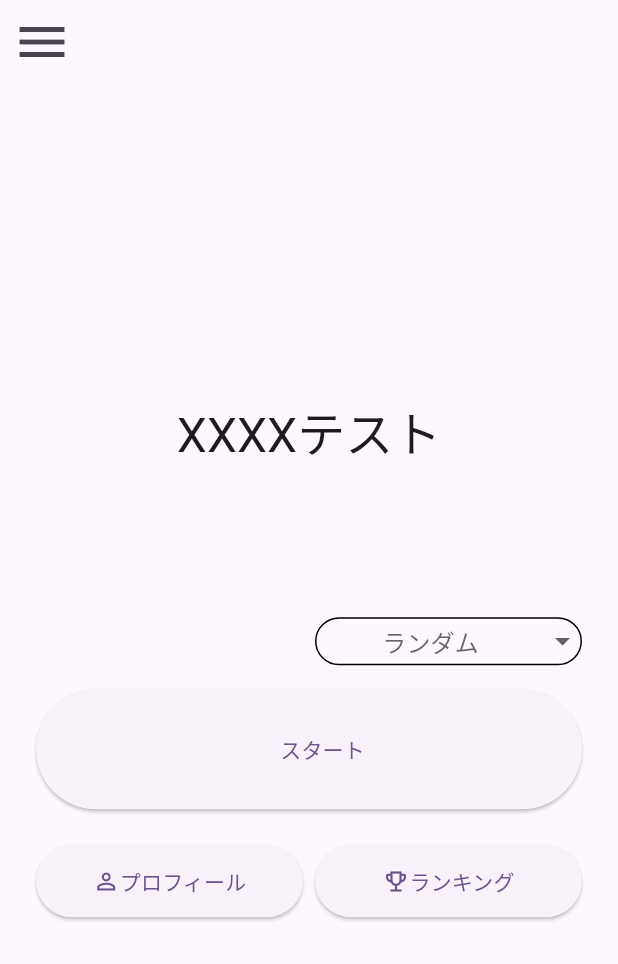
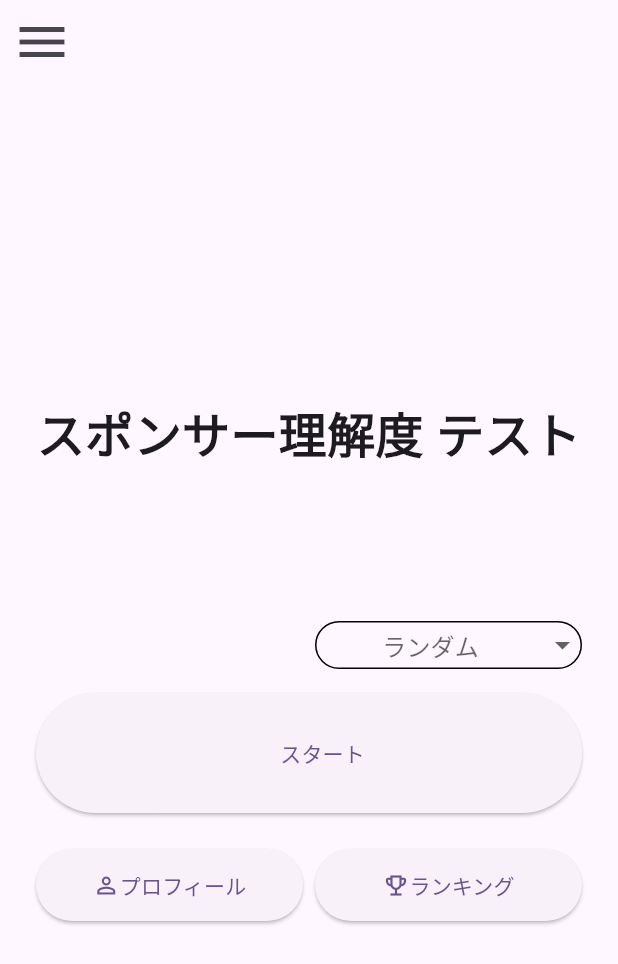
Before and after one commit to Issei-Hiramatsu/team_pampers, a Flutter app: the screen it shows once a user with an empty profile is signed in, on a phone screen of 412 x 824 dp. Shown: the top 964 px of the screen. Run offline on Flutter 3.47's test engine with Material 2 defaults, Android fonts, the phone set to English and light mode, and no system bars; drawn by our look-alikes of flutter_animate; our stand-ins replace cached_network_image, cloud_firestore, connectivity_plus, firebase_auth, firebase_core, firebase_storage and 8 more; accounts and stored records are empty.

Commit message:
fix:ホームページのUIを変更

```diff
--- a/lib/pages/home_page/home_page.dart
+++ b/lib/pages/home_page/home_page.dart
@@ -29,8 +29,8 @@ class HomePage extends HookConsumerWidget {
             mainAxisAlignment: MainAxisAlignment.center,
             children: [
               Text(
-                'XXXXテスト',
-                style: Theme.of(context).textTheme.headlineLarge,
+                'スポンサー理解度 テスト',
+                style: TextStyle(fontSize: 32,fontWeight: FontWeight.bold),
               ),
               const SizedBox(
                 height: 100,
```
